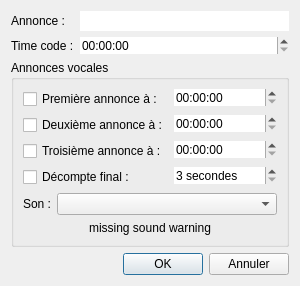
First picture: the form in src/EditEvent.ui, repository Folcogh/NVM, before the edit.
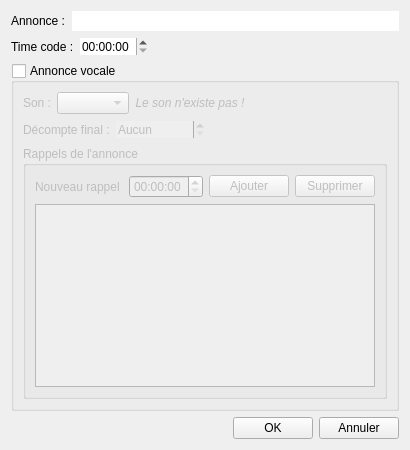
Second picture: the form after the edit.

Commit message: - finalized the new NVM Event format - updated Event, EditEvent, EditCinescenie according to the new format

Patch:
```diff
--- a/src/EditEvent.ui
+++ b/src/EditEvent.ui
@@ -6,8 +6,8 @@
    <rect>
     <x>0</x>
     <y>0</y>
-    <width>300</width>
-    <height>273</height>
+    <width>410</width>
+    <height>450</height>
    </rect>
   </property>
   <property name="minimumSize">
@@ -22,31 +22,35 @@
   <property name="modal">
    <bool>true</bool>
   </property>
-  <layout class="QVBoxLayout" name="verticalLayout">
+  <layout class="QVBoxLayout" name="verticalLayout_3">
    <item>
-    <layout class="QFormLayout" name="FormLayoutEvent">
-     <item row="0" column="0">
-      <widget class="QLabel" name="LabelText">
+    <layout class="QHBoxLayout" name="HLayoutEvent">
+     <item>
+      <widget class="QLabel" name="LabelEvent">
        <property name="text">
         <string>Annonce :</string>
        </property>
       </widget>
      </item>
-     <item row="0" column="1">
-      <widget class="QLineEdit" name="EditText">
+     <item>
+      <widget class="QLineEdit" name="LineeditEvent">
        <property name="frame">
         <bool>false</bool>
        </property>
       </widget>
      </item>
-     <item row="1" column="0">
+    </layout>
+   </item>
+   <item>
+    <layout class="QHBoxLayout" name="HLayoutTimecode">
+     <item>
       <widget class="QLabel" name="LabelTimeCode">
        <property name="text">
         <string>Time code :</string>
        </property>
       </widget>
      </item>
-     <item row="1" column="1">
+     <item>
       <widget class="QTimeEdit" name="EditTimeCode">
        <property name="frame">
         <bool>false</bool>
@@ -56,86 +60,33 @@
        </property>
       </widget>
      </item>
+     <item>
+      <spacer name="HSpacerTimecode">
+       <property name="orientation">
+        <enum>Qt::Horizontal</enum>
+       </property>
+       <property name="sizeHint" stdset="0">
+        <size>
+         <width>40</width>
+         <height>20</height>
+        </size>
+       </property>
+      </spacer>
+     </item>
     </layout>
    </item>
    <item>
     <widget class="QGroupBox" name="BoxAnnouncement">
      <property name="title">
-      <string>Annonces vocales</string>
+      <string>Annonce vocale</string>
+     </property>
+     <property name="checkable">
+      <bool>true</bool>
      </property>
      <property name="checked">
       <bool>false</bool>
      </property>
      <layout class="QVBoxLayout" name="verticalLayout_2">
-      <item>
-       <layout class="QFormLayout" name="FormAnnouncement">
-        <item row="0" column="0">
-         <widget class="QCheckBox" name="CheckFirstAnnouncement">
-          <property name="text">
-           <string>Première annonce à :</string>
-          </property>
-         </widget>
-        </item>
-        <item row="0" column="1">
-         <widget class="QTimeEdit" name="TimeFirstAnnouncement">
-          <property name="frame">
-           <bool>false</bool>
-          </property>
-         </widget>
-        </item>
-        <item row="1" column="0">
-         <widget class="QCheckBox" name="CheckSecondAnnouncement">
-          <property name="text">
-           <string>Deuxième annonce à :</string>
-          </property>
-         </widget>
-        </item>
-        <item row="1" column="1">
-         <widget class="QTimeEdit" name="TimeSecondAnnouncement">
-          <property name="frame">
-           <bool>false</bool>
-          </property>
-         </widget>
-        </item>
-        <item row="2" column="0">
-         <widget class="QCheckBox" name="CheckThirdAnnouncement">
-          <property name="text">
-           <string>Troisième annonce à :</string>
-          </property>
-         </widget>
-        </item>
-        <item row="2" column="1">
-         <widget class="QTimeEdit" name="TimeThrirdAnnouncement">
-          <property name="frame">
-           <bool>false</bool>
-          </property>
-         </widget>
-        </item>
-        <item row="3" column="0">
-         <widget class="QCheckBox" name="CheckFinalCountdown">
-          <property name="text">
-           <string>Décompte final :</string>
-          </property>
-         </widget>
-        </item>
-        <item row="3" column="1">
-         <widget class="QSpinBox" name="SpinboxFinalCountdown">
-          <property name="frame">
-           <bool>false</bool>
-          </property>
-          <property name="suffix">
-           <string> secondes</string>
-          </property>
-          <property name="minimum">
-           <number>3</number>
-          </property>
-          <property name="maximum">
-           <number>30</number>
-          </property>
-         </widget>
-        </item>
-       </layout>
-      </item>
       <item>
        <layout class="QHBoxLayout" name="HLayoutSound">
         <item>
@@ -154,16 +105,133 @@
         <item>
          <widget class="QComboBox" name="ComboSound"/>
         </item>
+        <item>
+         <widget class="QLabel" name="LabelSoundNotExisting">
+          <property name="font">
+           <font>
+            <italic>true</italic>
+           </font>
+          </property>
+          <property name="text">
+           <string>Le son n'existe pas !</string>
+          </property>
+          <property name="alignment">
+           <set>Qt::AlignCenter</set>
+          </property>
+         </widget>
+        </item>
+        <item>
+         <spacer name="HSpacerSound">
+          <property name="orientation">
+           <enum>Qt::Horizontal</enum>
+          </property>
+          <property name="sizeHint" stdset="0">
+           <size>
+            <width>40</width>
+            <height>20</height>
+           </size>
+          </property>
+         </spacer>
+        </item>
        </layout>
       </item>
       <item>
-       <widget class="QLabel" name="LabelSoundNotExisting">
-        <property name="text">
-         <string>missing sound warning</string>
+       <layout class="QHBoxLayout" name="HLayoutFinalCountdown">
+        <item>
+         <widget class="QLabel" name="LabelFinalCountdown">
+          <property name="text">
+           <string>Décompte final :</string>
+          </property>
+         </widget>
+        </item>
+        <item>
+         <widget class="QSpinBox" name="SpinboxFinalCountdown">
+          <property name="frame">
+           <bool>false</bool>
+          </property>
+          <property name="specialValueText">
+           <string>Aucun</string>
+          </property>
+          <property name="suffix">
+           <string> secondes</string>
+          </property>
+          <property name="minimum">
+           <number>0</number>
+          </property>
+          <property name="maximum">
+           <number>60</number>
+          </property>
+         </widget>
+        </item>
+        <item>
+         <spacer name="HSpacerFinalCountdown">
+          <property name="orientation">
+           <enum>Qt::Horizontal</enum>
+          </property>
+          <property name="sizeHint" stdset="0">
+           <size>
+            <width>40</width>
+            <height>20</height>
+           </size>
+          </property>
+         </spacer>
+        </item>
+       </layout>
+      </item>
+      <item>
+       <widget class="QGroupBox" name="BoxAnnouncement_2">
+        <property name="title">
+         <string>Rappels de l'annonce</string>
         </property>
-        <property name="alignment">
-         <set>Qt::AlignCenter</set>
-        </property>
+        <layout class="QVBoxLayout" name="verticalLayout">
+         <item>
+          <layout class="QHBoxLayout" name="HLAyoutNewAnnouncement">
+           <item>
+            <widget class="QLabel" name="LabelNewAnnouncement">
+             <property name="text">
+              <string>Nouveau rappel :</string>
+             </property>
+            </widget>
+           </item>
+           <item>
+            <widget class="QTimeEdit" name="EditAnnouncementTime"/>
+           </item>
+           <item>
+            <widget class="QPushButton" name="ButtonAddAnnouncement">
+             <property name="text">
+              <string>Ajouter</string>
+             </property>
+            </widget>
+           </item>
+           <item>
+            <spacer name="HSpacerAnnouncement">
+             <property name="orientation">
+              <enum>Qt::Horizontal</enum>
+             </property>
+             <property name="sizeHint" stdset="0">
+              <size>
+               <width>40</width>
+               <height>20</height>
+              </size>
+             </property>
+            </spacer>
+           </item>
+           <item>
+            <widget class="QPushButton" name="ButtonRemoveAnnouncement">
+             <property name="enabled">
+              <bool>false</bool>
+             </property>
+             <property name="text">
+              <string>Supprimer</string>
+             </property>
+            </widget>
+           </item>
+          </layout>
+         </item>
+         <item>
+          <widget class="QListWidget" name="ListAnnouncement"/>
+         </item>
+        </layout>
        </widget>
       </item>
      </layout>
```
The commit also changes 7 other files.
